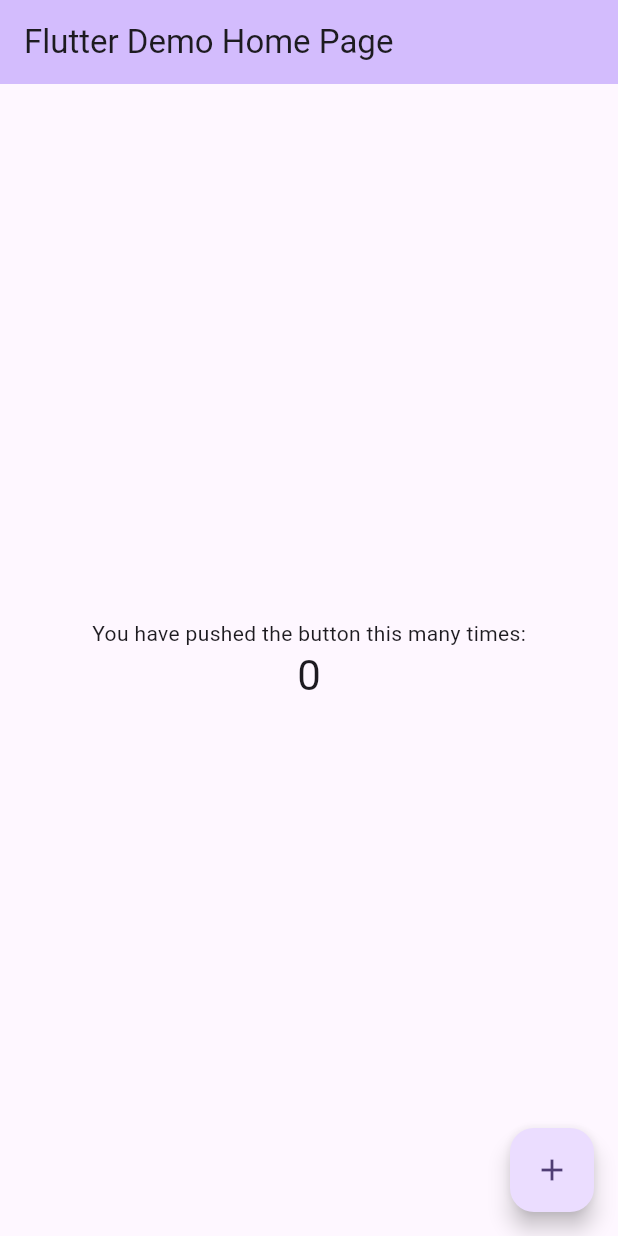
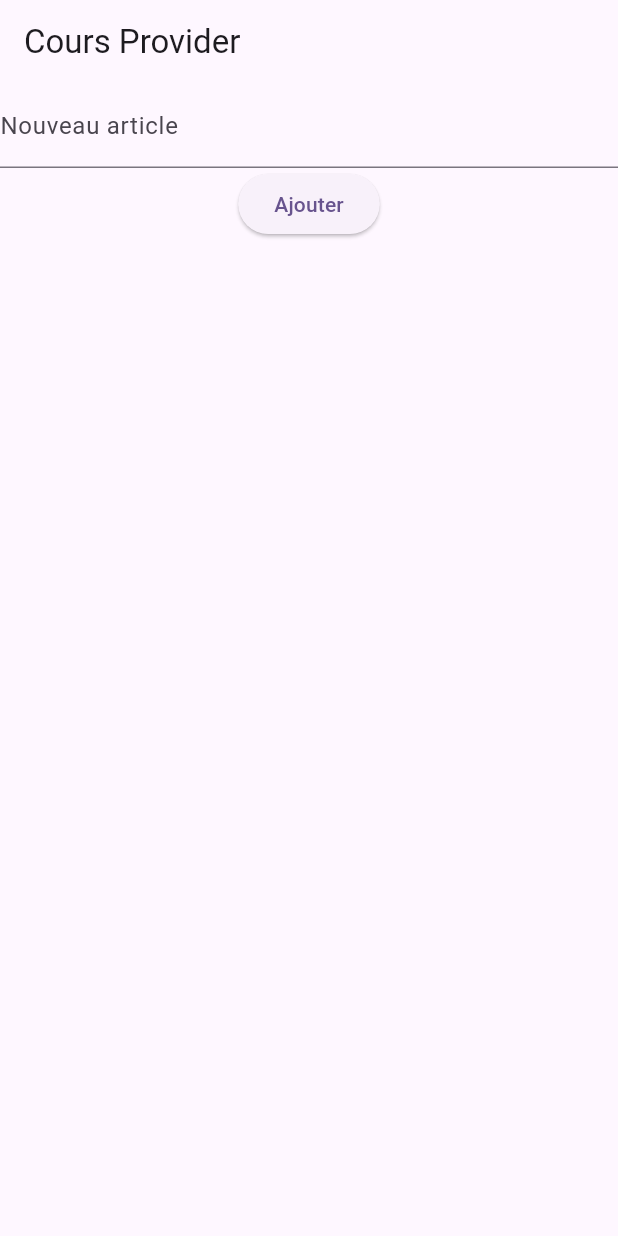
Before and after one commit to cisse410/provider_manager, a Flutter app: the screen it shows after launch, on a phone screen of 412 x 824 dp. Run offline on Flutter 3.47's test engine with Material 3 defaults, Android fonts, the light colour scheme and no system bars.

Commit message:
provider usage

```diff
--- /dev/null
+++ b/lib/home.dart
@@ -0,0 +1,46 @@
+import 'package:flutter/material.dart';
+import 'package:provider/provider.dart';
+import 'package:provider_manager/list_items.dart';
+import 'package:provider_manager/model/item_data.dart';
+import 'package:provider_manager/model/items.dart';
+
+class HomeApp extends StatefulWidget {
+  const HomeApp({super.key});
+
+  @override
+  State<HomeApp> createState() => _HomeAppState();
+}
+
+class _HomeAppState extends State<HomeApp> {
+  final TextEditingController _controller = TextEditingController();
+
+  void ajouterItem() {
+    String textItem = _controller.text;
+    Item item = Item(itemName: textItem);
+    ItemData itemData = Provider.of<ItemData>(context, listen: false);
+    itemData.addItem(item);
+  }
+
+  @override
+  Widget build(BuildContext context) {
+    return Scaffold(
+      appBar: AppBar(
+        title: const Text(
+          "Cours Provider",
+        ),
+      ),
+      body: Column(
+        children: [
+          TextFormField(
+            controller: _controller,
+            decoration: const InputDecoration(
+              labelText: "Nouveau article",
+            ),
+          ),
+          ElevatedButton(onPressed: ajouterItem, child: const Text('Ajouter')),
+          const ItemList(),
+        ],
+      ),
+    );
+  }
+}
--- /dev/null
+++ b/lib/list_items.dart
@@ -0,0 +1,53 @@
+import 'package:flutter/material.dart';
+import 'package:provider/provider.dart';
+import 'package:provider_manager/model/item_data.dart';
+
+class ItemList extends StatelessWidget {
+  const ItemList({super.key});
+
+  @override
+  Widget build(BuildContext context) {
+    return Consumer<ItemData>(builder: (context, itemData, child) {
+      return Expanded(
+        child: ListView.builder(
+          scrollDirection: Axis.vertical,
+          shrinkWrap: true,
+          itemCount: itemData.size,
+          itemBuilder: (context, index) {
+            final item = itemData.items[index];
+            return GestureDetector(
+              onLongPress: () => itemData.removeItem(item),
+              child: Container(
+                padding: const EdgeInsets.symmetric(vertical: 3.0),
+                child: ListTile(
+                  leading: CircleAvatar(
+                    backgroundColor: Colors.teal.shade600,
+                    child: Text(item.itemName![0]),
+                  ),
+                  title: Row(
+                    mainAxisAlignment: MainAxisAlignment.spaceBetween,
+                    children: [
+                      Text(
+                        item.itemName!,
+                        style: TextStyle(
+                          decoration:
+                              item.completed ? TextDecoration.lineThrough : null,
+                          fontSize: 19,
+                          fontWeight: FontWeight.w600,
+                        ),
+                      ),
+                      Checkbox(
+                        value: item.completed,
+                        onChanged: (cons) => itemData.displayItem(item),
+                      )
+                    ],
+                  ),
+                ),
+              ),
+            );
+          },
+        ),
+      );
+    });
+  }
+}
--- a/lib/main.dart
+++ b/lib/main.dart
@@ -1,4 +1,7 @@
 import 'package:flutter/material.dart';
+import 'package:provider/provider.dart';
+import 'package:provider_manager/home.dart';
+import 'package:provider_manager/model/item_data.dart';
 
 void main() {
   runApp(const MyApp());
@@ -7,119 +10,18 @@
 class MyApp extends StatelessWidget {
   const MyApp({super.key});
 
-  // This widget is the root of your application.
   @override
   Widget build(BuildContext context) {
-    return MaterialApp(
-      title: 'Flutter Demo',
-      theme: ThemeData(
-        // This is the theme of your application.
-        //
-        // TRY THIS: Try running your application with "flutter run". You'll see
-        // the application has a purple toolbar. Then, without quitting the app,
-        // try changing the seedColor in the colorScheme below to Colors.green
-        // and then invoke "hot reload" (save your changes or press the "hot
-        // reload" button in a Flutter-supported IDE, or press "r" if you used
-        // the command line to start the app).
-        //
-        // Notice that the counter didn't reset back to zero; the application
-        // state is not lost during the reload. To reset the state, use hot
-        // restart instead.
-        //
-        // This works for code too, not just values: Most code changes can be
-        // tested with just a hot reload.
-        colorScheme: ColorScheme.fromSeed(seedColor: Colors.deepPurple),
-        useMaterial3: true,
+    return ChangeNotifierProvider(
+      create: (context) => ItemData(),
+      child: MaterialApp(
+        title: 'Flutter Demo',
+        theme: ThemeData(
+          colorScheme: ColorScheme.fromSeed(seedColor: Colors.deepPurple),
+          useMaterial3: true,
+        ),
+        home: const HomeApp(),
       ),
-      home: const MyHomePage(title: 'Flutter Demo Home Page'),
     );
   }
 }
-
-class MyHomePage extends StatefulWidget {
-  const MyHomePage({super.key, required this.title});
-
-  // This widget is the home page of your application. It is stateful, meaning
-  // that it has a State object (defined below) that contains fields that affect
-  // how it looks.
-
-  // This class is the configuration for the state. It holds the values (in this
-  // case the title) provided by the parent (in this case the App widget) and
-  // used by the build method of the State. Fields in a Widget subclass are
-  // always marked "final".
-
-  final String title;
-
-  @override
-  State<MyHomePage> createState() => _MyHomePageState();
-}
-
-class _MyHomePageState extends State<MyHomePage> {
-  int _counter = 0;
-
-  void _incrementCounter() {
-    setState(() {
-      // This call to setState tells the Flutter framework that something has
-      // changed in this State, which causes it to rerun the build method below
-      // so that the display can reflect the updated values. If we changed
-      // _counter without calling setState(), then the build method would not be
-      // called again, and so nothing would appear to happen.
-      _counter++;
-    });
-  }
-
-  @override
-  Widget build(BuildContext context) {
-    // This method is rerun every time setState is called, for instance as done
-    // by the _incrementCounter method above.
-    //
-    // The Flutter framework has been optimized to make rerunning build methods
-    // fast, so that you can just rebuild anything that needs updating rather
-    // than having to individually change instances of widgets.
-    return Scaffold(
-      appBar: AppBar(
-        // TRY THIS: Try changing the color here to a specific color (to
-        // Colors.amber, perhaps?) and trigger a hot reload to see the AppBar
-        // change color while the other colors stay the same.
-        backgroundColor: Theme.of(context).colorScheme.inversePrimary,
-        // Here we take the value from the MyHomePage object that was created by
-        // the App.build method, and use it to set our appbar title.
-        title: Text(widget.title),
-      ),
-      body: Center(
-        // Center is a layout widget. It takes a single child and positions it
-        // in the middle of the parent.
-        child: Column(
-          // Column is also a layout widget. It takes a list of children and
-          // arranges them vertically. By default, it sizes itself to fit its
-          // children horizontally, and tries to be as tall as its parent.
-          //
-          // Column has various properties to control how it sizes itself and
-          // how it positions its children. Here we use mainAxisAlignment to
-          // center the children vertically; the main axis here is the vertical
-          // axis because Columns are vertical (the cross axis would be
-          // horizontal).
-          //
-          // TRY THIS: Invoke "debug painting" (choose the "Toggle Debug Paint"
-          // action in the IDE, or press "p" in the console), to see the
-          // wireframe for each widget.
-          mainAxisAlignment: MainAxisAlignment.center,
-          children: <Widget>[
-            const Text(
-              'You have pushed the button this many times:',
-            ),
-            Text(
-              '$_counter',
-              style: Theme.of(context).textTheme.headlineMedium,
-            ),
-          ],
-        ),
-      ),
-      floatingActionButton: FloatingActionButton(
-        onPressed: _incrementCounter,
-        tooltip: 'Increment',
-        child: const Icon(Icons.add),
-      ), // This trailing comma makes auto-formatting nicer for build methods.
-    );
-  }
-}
--- /dev/null
+++ b/lib/model/item_data.dart
@@ -0,0 +1,33 @@
+import 'dart:collection';
+
+import 'package:flutter/material.dart';
+import 'package:provider_manager/model/items.dart';
+
+class ItemData with ChangeNotifier {
+  final List<Item> _items = [];
+  UnmodifiableListView get items => UnmodifiableListView(_items);
+  // la taille de la liste
+  get size => _items.length;
+
+  // Add an item to the list
+
+  void addItem(Item item) {
+    _items.add(item);
+    print("Element : ${_items[0].itemName}");
+    notifyListeners();
+  }
+
+  // Remove an item to the list
+
+  void removeItem(Item item) {
+    _items.remove(item);
+    notifyListeners();
+  }
+
+  // Display an item
+
+  void displayItem(Item item) {
+    item.afficher();
+    notifyListeners();
+  }
+}
--- a/lib/model/items.dart
+++ b/lib/model/items.dart
@@ -0,0 +1,10 @@
+class Item {
+  String? itemName;
+  bool completed;
+
+  Item({this.itemName, this.completed = false});
+
+  void afficher() {
+    completed = !completed;
+  }
+}
```
